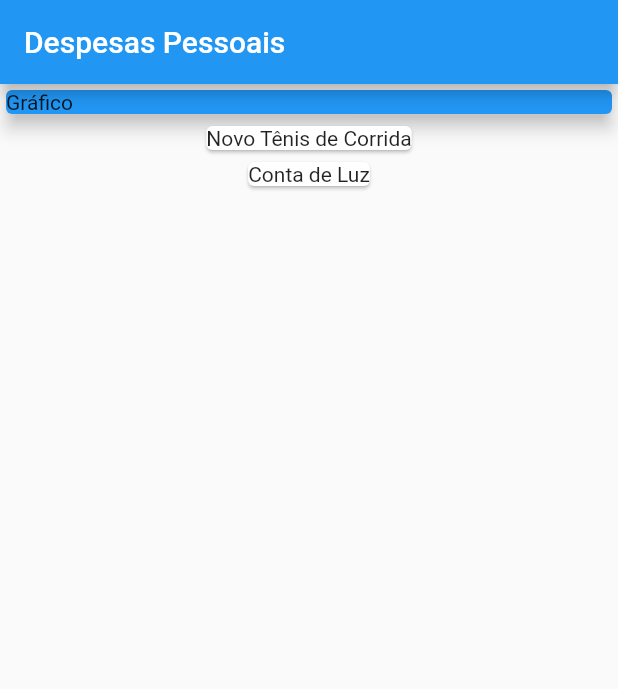
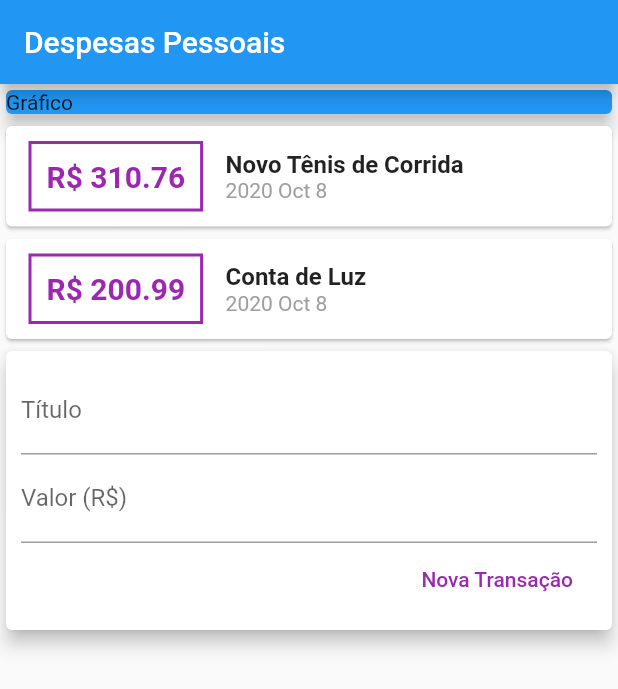
Before and after one commit to Shynjy/app_expenses, a Flutter app: the screen it shows after launch, on a phone screen of 412 x 824 dp. Shown: the top 689 px of the screen. Run offline on Flutter 3.47's test engine with Material 2 defaults, Android fonts, the phone set to English and light mode, and no system bars.

Commit message:
update app

```diff
--- a/lib/main.dart
+++ b/lib/main.dart
@@ -1,5 +1,6 @@
 import 'package:flutter/material.dart';
 import './models/transaction.dart';
+import 'package:intl/intl.dart';
 
 main() => runApp(ExpensesApp());
 
@@ -35,7 +36,6 @@ class MyHomePage extends StatelessWidget {
           title: Text('Despesas Pessoais'),
         ),
         body: Column(
-          mainAxisAlignment: MainAxisAlignment.start,
           crossAxisAlignment: CrossAxisAlignment.stretch,
           children: <Widget>[
             Container(
@@ -48,9 +48,81 @@ class MyHomePage extends StatelessWidget {
             Column(
               children: _transactions
                   .map((tr) => Card(
-                        child: Text(tr.title),
+                        child: Row(
+                          children: [
+                            Container(
+                              margin: EdgeInsets.symmetric(
+                                horizontal: 15,
+                                vertical: 10,
+                              ),
+                              decoration: BoxDecoration(
+                                border: Border.all(
+                                  color: Colors.purple,
+                                  width: 2,
+                                ),
+                              ),
+                              padding: EdgeInsets.all(10),
+                              child: Text(
+                                'R\$ ${tr.value.toStringAsFixed(2)}',
+                                style: TextStyle(
+                                  fontWeight: FontWeight.bold,
+                                  fontSize: 20,
+                                  color: Colors.purple,
+                                ),
+                              ),
+                            ),
+                            Column(
+                              crossAxisAlignment: CrossAxisAlignment.start,
+                              children: <Widget>[
+                                Text(
+                                  tr.title,
+                                  style: TextStyle(
+                                    fontWeight: FontWeight.bold,
+                                    fontSize: 16,
+                                  ),
+                                ),
+                                Text(
+                                  DateFormat('y MMM d').format(tr.date),
+                                  style: TextStyle(
+                                    color: Colors.grey,
+                                  ),
+                                ),
+                              ],
+                            )
+                          ],
+                        ),
                       ))
                   .toList(),
+            ),
+            Card(
+              elevation: 5,
+              child: Padding(
+                padding: const EdgeInsets.all(10),
+                child: Column(
+                  children: <Widget>[
+                    TextField(
+                      decoration: InputDecoration(
+                        labelText: 'Título',
+                      ),
+                    ),
+                    TextField(
+                      decoration: InputDecoration(
+                        labelText: 'Valor (R\$)',
+                      ),
+                    ),
+                    Row(
+                      mainAxisAlignment: MainAxisAlignment.end,
+                      children: [
+                        FlatButton(
+                          child: Text('Nova Transação'),
+                          textColor: Colors.purple,
+                          onPressed: () {},
+                        ),
+                      ],
+                    )
+                  ],
+                ),
+              ),
             )
           ],
         ));
--- a/pubspec.yaml
+++ b/pubspec.yaml
@@ -23,6 +23,7 @@ environment:
 dependencies:
   flutter:
     sdk: flutter
+  intl: 0.16.1
 
 
   # The following adds the Cupertino Icons font to your application.
```
Also changed, not shown: pubspec.lock.
